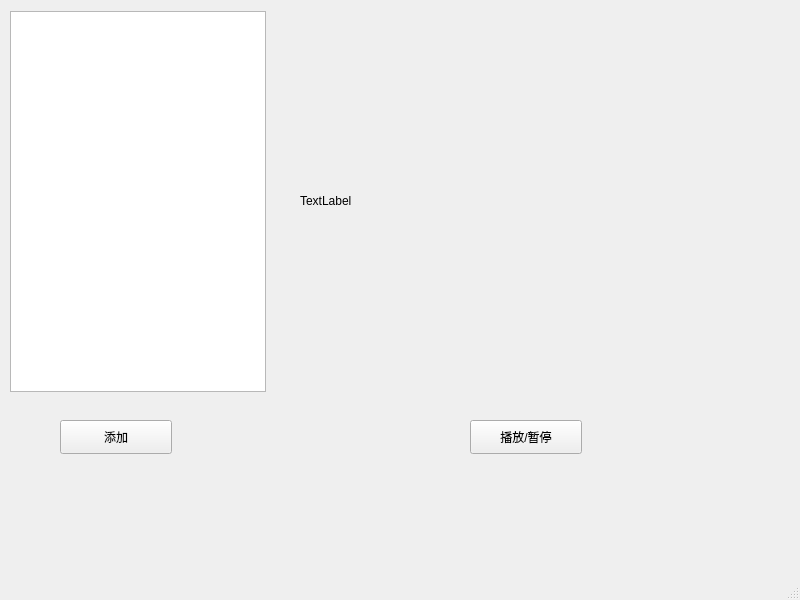
The window that mainwindow.ui (XindyCheng/FamilyPlayer) describes before a commit, drawn with Qt 5.
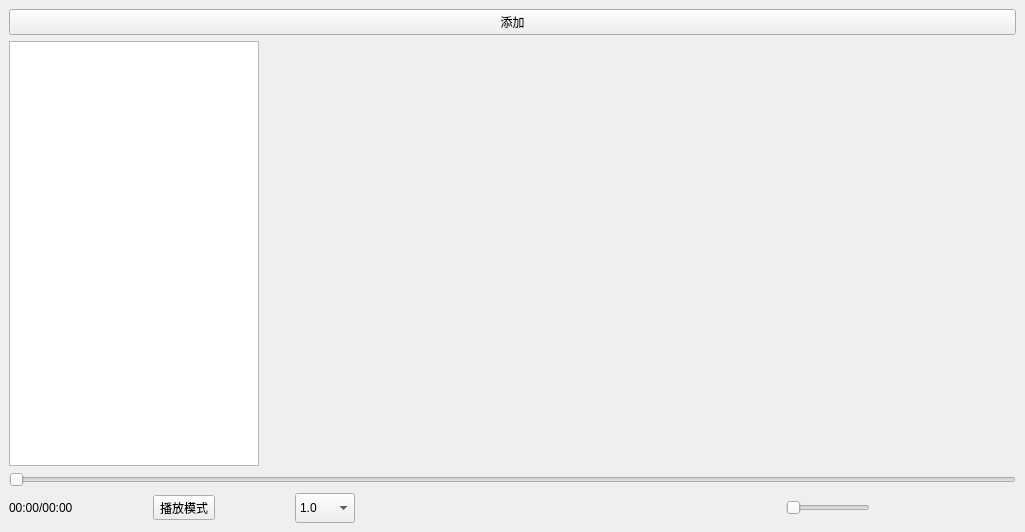
The same window after the commit. Icons and pictures are not drawn. Custom widgets are drawn as their Qt base class.

Commit message:
更新控件（除播放模式、悬浮）、媒体库（除拖拽）
更新控件（除播放模式、悬浮）、媒体库（除拖拽）

The edit to the form file:
```diff
--- a/mainwindow.ui
+++ b/mainwindow.ui
@@ -6,63 +6,390 @@
    <rect>
     <x>0</x>
     <y>0</y>
-    <width>800</width>
-    <height>600</height>
+    <width>1025</width>
+    <height>532</height>
    </rect>
   </property>
   <property name="windowTitle">
    <string>MainWindow</string>
   </property>
   <widget class="QWidget" name="centralwidget">
-   <widget class="QLabel" name="label">
-    <property name="geometry">
-     <rect>
-      <x>300</x>
-      <y>20</y>
-      <width>471</width>
-      <height>361</height>
-     </rect>
-    </property>
-    <property name="text">
-     <string>TextLabel</string>
-    </property>
-   </widget>
-   <widget class="QListWidget" name="listWidget">
-    <property name="geometry">
-     <rect>
-      <x>10</x>
-      <y>11</y>
-      <width>256</width>
-      <height>381</height>
-     </rect>
-    </property>
-   </widget>
-   <widget class="QPushButton" name="pushButton">
-    <property name="geometry">
-     <rect>
-      <x>60</x>
-      <y>420</y>
-      <width>112</width>
-      <height>34</height>
-     </rect>
-    </property>
-    <property name="text">
-     <string>添加</string>
-    </property>
-   </widget>
-   <widget class="QPushButton" name="playORpause">
-    <property name="geometry">
-     <rect>
-      <x>470</x>
-      <y>420</y>
-      <width>112</width>
-      <height>34</height>
-     </rect>
-    </property>
-    <property name="text">
-     <string>播放/暂停</string>
-    </property>
-   </widget>
+   <layout class="QVBoxLayout" name="verticalLayout">
+    <item>
+     <widget class="QPushButton" name="pushButton">
+      <property name="text">
+       <string>添加</string>
+      </property>
+      <property name="shortcut">
+       <string>Ctrl+I</string>
+      </property>
+     </widget>
+    </item>
+    <item>
+     <layout class="QHBoxLayout" name="horizontalLayout_2">
+      <item>
+       <widget class="QListWidget" name="playlist">
+        <property name="maximumSize">
+         <size>
+          <width>250</width>
+          <height>16777215</height>
+         </size>
+        </property>
+       </widget>
+      </item>
+      <item>
+       <widget class="QVideoWidget_p" name="videowidget" native="true">
+        <property name="sizePolicy">
+         <sizepolicy hsizetype="Ignored" vsizetype="Ignored">
+          <horstretch>0</horstretch>
+          <verstretch>0</verstretch>
+         </sizepolicy>
+        </property>
+       </widget>
+      </item>
+     </layout>
+    </item>
+    <item>
+     <widget class="QSlider" name="slider">
+      <property name="orientation">
+       <enum>Qt::Horizontal</enum>
+      </property>
+     </widget>
+    </item>
+    <item>
+     <layout class="QHBoxLayout" name="horizontalLayout">
+      <item>
+       <widget class="QLabel" name="labelDuration">
+        <property name="text">
+         <string>00:00/00:00</string>
+        </property>
+        <property name="margin">
+         <number>0</number>
+        </property>
+       </widget>
+      </item>
+      <item>
+       <spacer name="horizontalSpacer_5">
+        <property name="orientation">
+         <enum>Qt::Horizontal</enum>
+        </property>
+        <property name="sizeHint" stdset="0">
+         <size>
+          <width>40</width>
+          <height>20</height>
+         </size>
+        </property>
+       </spacer>
+      </item>
+      <item>
+       <widget class="QToolButton" name="toolButton">
+        <property name="text">
+         <string>播放模式</string>
+        </property>
+       </widget>
+      </item>
+      <item>
+       <spacer name="horizontalSpacer">
+        <property name="orientation">
+         <enum>Qt::Horizontal</enum>
+        </property>
+        <property name="sizeHint" stdset="0">
+         <size>
+          <width>40</width>
+          <height>20</height>
+         </size>
+        </property>
+       </spacer>
+      </item>
+      <item>
+       <widget class="QComboBox" name="comboBox">
+        <property name="enabled">
+         <bool>true</bool>
+        </property>
+        <property name="minimumSize">
+         <size>
+          <width>60</width>
+          <height>30</height>
+         </size>
+        </property>
+        <property name="currentText">
+         <string>1.0</string>
+        </property>
+        <property name="iconSize">
+         <size>
+          <width>25</width>
+          <height>25</height>
+         </size>
+        </property>
+        <item>
+         <property name="text">
+          <string>1.0</string>
+         </property>
+        </item>
+        <item>
+         <property name="text">
+          <string>2.0</string>
+         </property>
+        </item>
+        <item>
+         <property name="text">
+          <string>4.0</string>
+         </property>
+        </item>
+        <item>
+         <property name="text">
+          <string>8.0</string>
+         </property>
+        </item>
+       </widget>
+      </item>
+      <item>
+       <spacer name="horizontalSpacer_4">
+        <property name="orientation">
+         <enum>Qt::Horizontal</enum>
+        </property>
+        <property name="sizeHint" stdset="0">
+         <size>
+          <width>40</width>
+          <height>20</height>
+         </size>
+        </property>
+       </spacer>
+      </item>
+      <item>
+       <widget class="QPushButton" name="previousButton">
+        <property name="toolTip">
+         <string>&lt;html&gt;&lt;head/&gt;&lt;body&gt;&lt;p&gt;上一个&lt;/p&gt;&lt;/body&gt;&lt;/html&gt;</string>
+        </property>
+        <property name="text">
+         <string/>
+        </property>
+        <property name="icon">
+         <iconset resource="test1.qrc">
+          <normaloff>:/images/button-previous.PNG</normaloff>:/images/button-previous.PNG</iconset>
+        </property>
+        <property name="iconSize">
+         <size>
+          <width>25</width>
+          <height>25</height>
+         </size>
+        </property>
+        <property name="shortcut">
+         <string>Ctrl+Left</string>
+        </property>
+        <property name="flat">
+         <bool>true</bool>
+        </property>
+       </widget>
+      </item>
+      <item>
+       <widget class="QPushButton" name="pushButton_3">
+        <property name="toolTip">
+         <string>&lt;html&gt;&lt;head/&gt;&lt;body&gt;&lt;p&gt;后退&lt;/p&gt;&lt;/body&gt;&lt;/html&gt;</string>
+        </property>
+        <property name="text">
+         <string/>
+        </property>
+        <property name="icon">
+         <iconset resource="test1.qrc">
+          <normaloff>:/images/button-rewind.PNG</normaloff>:/images/button-rewind.PNG</iconset>
+        </property>
+        <property name="iconSize">
+         <size>
+          <width>25</width>
+          <height>25</height>
+         </size>
+        </property>
+        <property name="flat">
+         <bool>true</bool>
+        </property>
+       </widget>
+      </item>
+      <item>
+       <widget class="QPushButton" name="playORpause">
+        <property name="text">
+         <string/>
+        </property>
+        <property name="icon">
+         <iconset resource="test1.qrc">
+          <normaloff>:/images/button-play.PNG</normaloff>:/images/button-play.PNG</iconset>
+        </property>
+        <property name="iconSize">
+         <size>
+          <width>35</width>
+          <height>35</height>
+         </size>
+        </property>
+        <property name="shortcut">
+         <string>Space</string>
+        </property>
+        <property name="flat">
+         <bool>true</bool>
+        </property>
+       </widget>
+      </item>
+      <item>
+       <widget class="QPushButton" name="pushButton_2">
+        <property name="toolTip">
+         <string>&lt;html&gt;&lt;head/&gt;&lt;body&gt;&lt;p&gt;快进&lt;/p&gt;&lt;/body&gt;&lt;/html&gt;</string>
+        </property>
+        <property name="text">
+         <string/>
+        </property>
+        <property name="icon">
+         <iconset resource="test1.qrc">
+          <normaloff>:/images/button-fast-forward.PNG</normaloff>:/images/button-fast-forward.PNG</iconset>
+        </property>
+        <property name="iconSize">
+         <size>
+          <width>25</width>
+          <height>25</height>
+         </size>
+        </property>
+        <property name="flat">
+         <bool>true</bool>
+        </property>
+       </widget>
+      </item>
+      <item>
+       <widget class="QPushButton" name="nextButton">
+        <property name="toolTip">
+         <string>&lt;html&gt;&lt;head/&gt;&lt;body&gt;&lt;p&gt;下一个&lt;/p&gt;&lt;/body&gt;&lt;/html&gt;</string>
+        </property>
+        <property name="text">
+         <string/>
+        </property>
+        <property name="icon">
+         <iconset resource="test1.qrc">
+          <normaloff>:/images/button-next.PNG</normaloff>:/images/button-next.PNG</iconset>
+        </property>
+        <property name="iconSize">
+         <size>
+          <width>25</width>
+          <height>25</height>
+         </size>
+        </property>
+        <property name="shortcut">
+         <string>Ctrl+Right</string>
+        </property>
+        <property name="flat">
+         <bool>true</bool>
+        </property>
+       </widget>
+      </item>
+      <item>
+       <spacer name="horizontalSpacer_2">
+        <property name="orientation">
+         <enum>Qt::Horizontal</enum>
+        </property>
+        <property name="sizeHint" stdset="0">
+         <size>
+          <width>40</width>
+          <height>20</height>
+         </size>
+        </property>
+       </spacer>
+      </item>
+      <item>
+       <widget class="QPushButton" name="muteButton">
+        <property name="text">
+         <string/>
+        </property>
+        <property name="icon">
+         <iconset resource="test1.qrc">
+          <normaloff>:/images/volume-high.PNG</normaloff>:/images/volume-high.PNG</iconset>
+        </property>
+        <property name="iconSize">
+         <size>
+          <width>30</width>
+          <height>30</height>
+         </size>
+        </property>
+        <property name="flat">
+         <bool>true</bool>
+        </property>
+       </widget>
+      </item>
+      <item>
+       <widget class="QSlider" name="volumeSlider">
+        <property name="sizePolicy">
+         <sizepolicy hsizetype="Fixed" vsizetype="Fixed">
+          <horstretch>0</horstretch>
+          <verstretch>0</verstretch>
+         </sizepolicy>
+        </property>
+        <property name="maximum">
+         <number>100</number>
+        </property>
+        <property name="orientation">
+         <enum>Qt::Horizontal</enum>
+        </property>
+        <property name="invertedAppearance">
+         <bool>false</bool>
+        </property>
+       </widget>
+      </item>
+      <item>
+       <widget class="QLabel" name="volumeNum">
+        <property name="minimumSize">
+         <size>
+          <width>20</width>
+          <height>0</height>
+         </size>
+        </property>
+        <property name="sizeIncrement">
+         <size>
+          <width>10</width>
+          <height>0</height>
+         </size>
+        </property>
+        <property name="text">
+         <string/>
+        </property>
+       </widget>
+      </item>
+      <item>
+       <spacer name="horizontalSpacer_3">
+        <property name="orientation">
+         <enum>Qt::Horizontal</enum>
+        </property>
+        <property name="sizeHint" stdset="0">
+         <size>
+          <width>40</width>
+          <height>20</height>
+         </size>
+        </property>
+       </spacer>
+      </item>
+      <item>
+       <widget class="QPushButton" name="fullScreenButton">
+        <property name="toolTip">
+         <string>&lt;html&gt;&lt;head/&gt;&lt;body&gt;&lt;p&gt;全屏显示&lt;/p&gt;&lt;/body&gt;&lt;/html&gt;</string>
+        </property>
+        <property name="text">
+         <string/>
+        </property>
+        <property name="icon">
+         <iconset resource="test1.qrc">
+          <normaloff>:/images/button-fullscreen-on.PNG</normaloff>:/images/button-fullscreen-on.PNG</iconset>
+        </property>
+        <property name="iconSize">
+         <size>
+          <width>25</width>
+          <height>25</height>
+         </size>
+        </property>
+        <property name="shortcut">
+         <string>Ctrl+F</string>
+        </property>
+        <property name="flat">
+         <bool>true</bool>
+        </property>
+       </widget>
+      </item>
+     </layout>
+    </item>
+   </layout>
   </widget>
   <widget class="QMenuBar" name="menubar">
    <property name="geometry">
@@ -74,8 +401,17 @@
     </rect>
    </property>
   </widget>
-  <widget class="QStatusBar" name="statusbar"/>
  </widget>
- <resources/>
+ <customwidgets>
+  <customwidget>
+   <class>QVideoWidget_p</class>
+   <extends>QWidget</extends>
+   <header location="global">qvideowidget_p.h</header>
+   <container>1</container>
+  </customwidget>
+ </customwidgets>
+ <resources>
+  <include location="test1.qrc"/>
+ </resources>
  <connections/>
 </ui>
```
Left out of the diff: 4 changed lines with no effect on the pictures. The commit also changes 3 other files.
